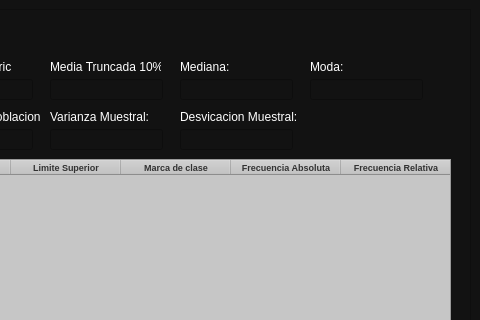
Above: View/viewContinuas.ui from Eduardo913/Probabilidad_Estadistica before the change; both pictures show x 379 to 859 and y 0 to 320 of the 859 by 674 pixel window. Below: the same form after it.
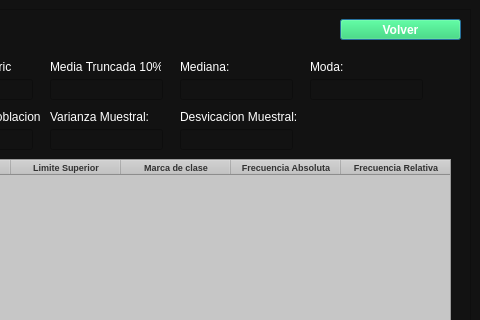
That is the form after the change. Custom widgets are drawn as their Qt base class.

Commit message: implementacion de botones para volver

Patch:
```diff
--- a/View/viewContinuas.ui
+++ b/View/viewContinuas.ui
@@ -725,6 +725,41 @@
         <string notr="true">color: rgb(255, 255, 255);</string>
        </property>
       </widget>
+      <widget class="QPushButton" name="Volver">
+       <property name="geometry">
+        <rect>
+         <x>710</x>
+         <y>10</y>
+         <width>121</width>
+         <height>21</height>
+        </rect>
+       </property>
+       <property name="cursor">
+        <cursorShape>PointingHandCursor</cursorShape>
+       </property>
+       <property name="styleSheet">
+        <string notr="true">background-color: rgba(30, 215, 96,0.65);
+color: white;
+font:bold;
+
+</string>
+       </property>
+       <property name="text">
+        <string>Volver</string>
+       </property>
+       <property name="checkable">
+        <bool>false</bool>
+       </property>
+       <property name="checked">
+        <bool>false</bool>
+       </property>
+       <property name="default">
+        <bool>true</bool>
+       </property>
+       <property name="flat">
+        <bool>false</bool>
+       </property>
+      </widget>
      </widget>
     </item>
    </layout>
```
The commit also changes 17 other files.
